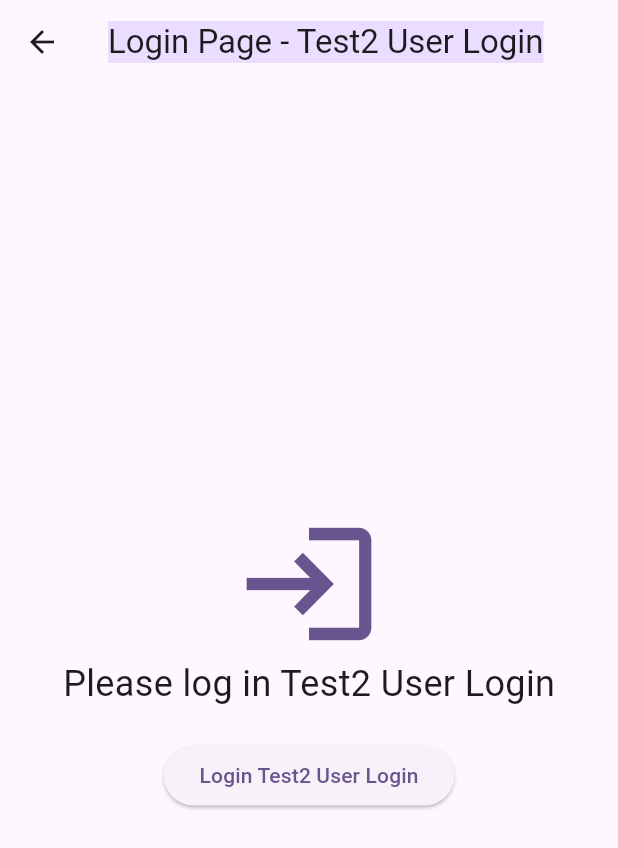
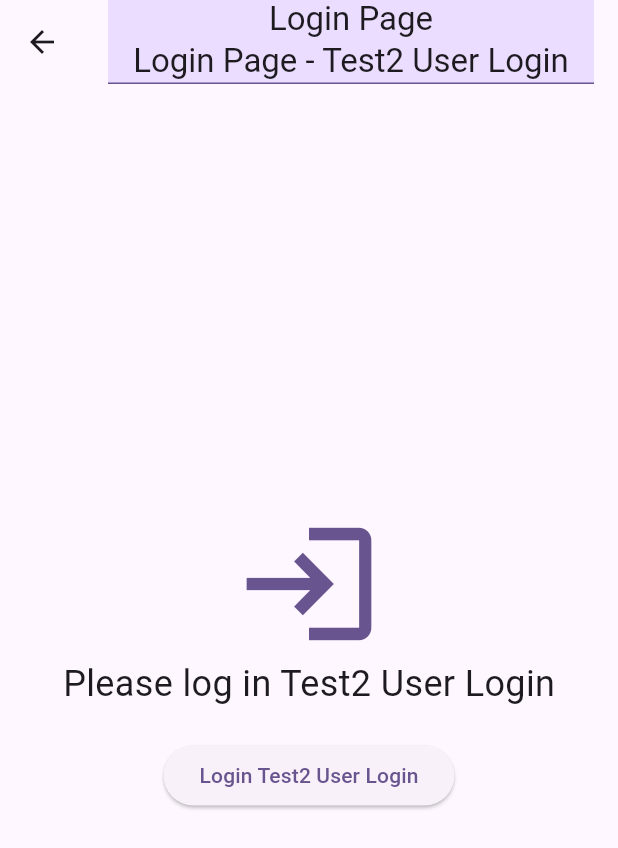
Before and after one commit to mohamed135790099/tricks, a Flutter app: the LoginPage screen opened directly, on a phone screen of 412 x 824 dp. Shown: the top 848 px of the screen. Run offline on Flutter 3.47's test engine with Material 3 defaults, Android fonts, the phone set to English and light mode, and no system bars; our stand-ins replace flutter_bloc.

Commit message:
last change in in page login

```diff
--- a/lib/login_page/dart/login_page.dart
+++ b/lib/login_page/dart/login_page.dart
@@ -15,7 +15,17 @@ class _LoginPageState extends State<LoginPage> {
         centerTitle:true,
         title: Container(
           color: Theme.of(context).colorScheme.primaryContainer,
-            child: const Text('Login Page - Test2 User Login')),
+            child: Column(
+              children: [
+                const Text('Login Page'),
+                const Text('Login Page - Test2 User Login'),
+                Container(
+                  height: 2,
+                  color: Theme.of(context).colorScheme.primary,
+                )
+              ],
+            )
+        ),
         leading: IconButton(
           icon: const Icon(Icons.arrow_back),
           onPressed: () {
```
